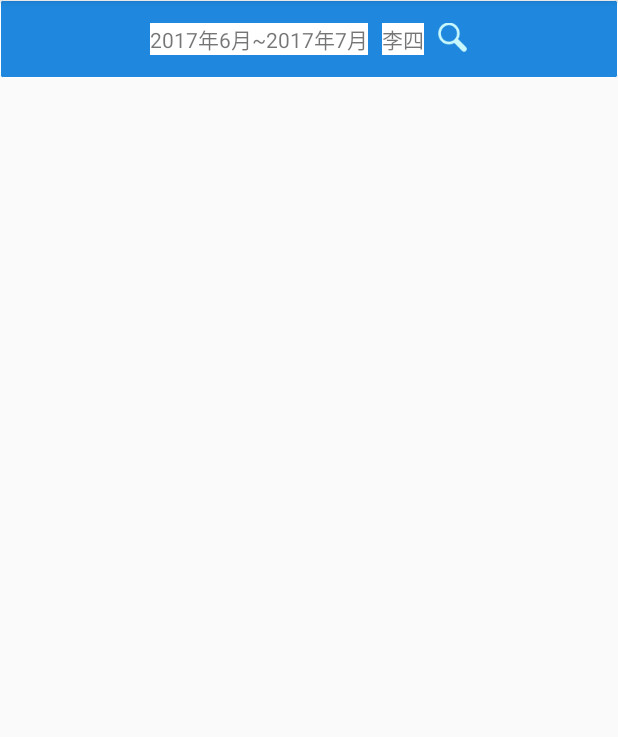
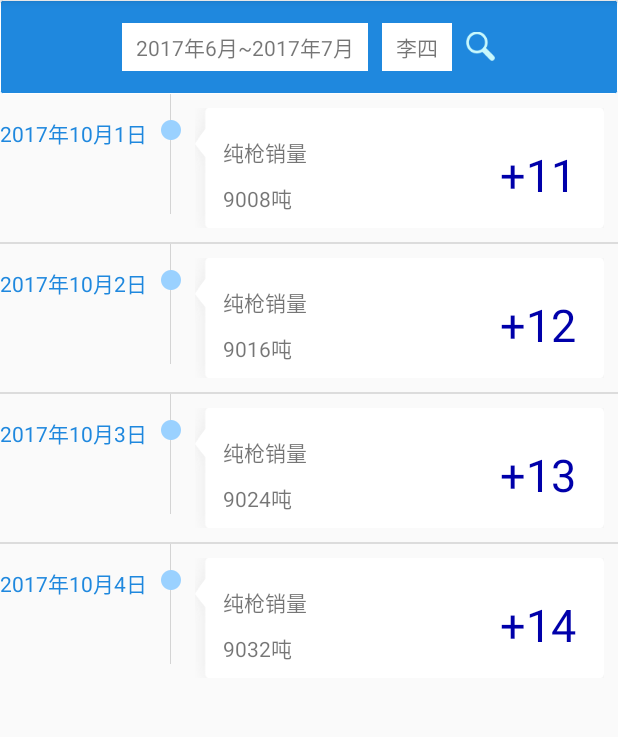
Before and after one commit to John-xxx/IntegralManage, an Android app: the fragment IntegralHistoryFragment shown on its own in the app's theme, on a phone screen of 412 x 824 dp, the part 84-821 px from its top. Run offline under Robolectric (Android 15) with nearby library versions, the phone set to English and light mode, and no system bars; our stand-ins replace ButterKnife.

Commit message:
处理点击效果以及细节问题

```diff
--- a/app/build.gradle
+++ b/app/build.gradle
@@ -3,6 +3,9 @@ apply plugin: 'com.android.application'
 android {
     compileSdkVersion 25
     buildToolsVersion "25.0.3"
+
+    aaptOptions.cruncherEnabled = false
+    aaptOptions.useNewCruncher = false
     defaultConfig {
         applicationId "com.yz.dl.integralmanage"
         minSdkVersion 14
@@ -10,6 +13,7 @@ android {
         versionCode 1
         versionName "1.0"
         testInstrumentationRunner "android.support.test.runner.AndroidJUnitRunner"
+
     }
     buildTypes {
         release {
--- /dev/null
+++ b/app/src/main/java/com/yz/dl/integralmanage/adapter/HistoryIntegralListAdapter.java
@@ -0,0 +1,64 @@
+package com.yz.dl.integralmanage.adapter;
+
+import android.content.Context;
+import android.view.View;
+import android.view.ViewGroup;
+import android.widget.TextView;
+
+import com.yz.dl.integralmanage.R;
+import com.yz.dl.integralmanage.base.IntrgralBaseAdapter;
+import com.yz.dl.integralmanage.bean.HistoryItemBean;
+
+import java.util.List;
+
+import butterknife.Bind;
+import butterknife.ButterKnife;
+
+/**
+ * 历史积分列表适配器
+ * Created by chaman on 2017/10/9.
+ */
+
+public class HistoryIntegralListAdapter extends IntrgralBaseAdapter {
+    public HistoryIntegralListAdapter(Context context, List data) {
+        super(context, data);
+    }
+
+    @Override
+    public View getView(int position, View view, ViewGroup viewGroup) {
+
+        ViewHolder viewHolder;
+
+        if (view == null) {
+            view = getInflater().inflate(R.layout.item_historyintegral_listview, null);
+            viewHolder = new ViewHolder(view);
+            view.setTag(viewHolder);
+        } else {
+            viewHolder = (ViewHolder) view.getTag();
+        }
+
+        HistoryItemBean historyItemBean = (HistoryItemBean) getData().get(position);
+
+
+        viewHolder.itemHistoryintegralDate.setText(historyItemBean.getDateTime());
+        viewHolder.itemHistoryintegralPoint.setText("+" + historyItemBean.getPoint());
+        viewHolder.itemHistoryintegralTypeName.setText(historyItemBean.getTypeName());
+        viewHolder.itemHistoryintegralTypeNum.setText(historyItemBean.getTypeNum());
+        return view;
+    }
+
+    static class ViewHolder {
+        @Bind(R.id.item_historyintegral_date)
+        TextView itemHistoryintegralDate;
+        @Bind(R.id.item_historyintegral_typeName)
+        TextView itemHistoryintegralTypeName;
+        @Bind(R.id.item_historyintegral_typeNum)
+        TextView itemHistoryintegralTypeNum;
+        @Bind(R.id.item_historyintegral_point)
+        TextView itemHistoryintegralPoint;
+
+        ViewHolder(View view) {
+            ButterKnife.bind(this, view);
+        }
+    }
+}
--- /dev/null
+++ b/app/src/main/java/com/yz/dl/integralmanage/bean/HistoryItemBean.java
@@ -0,0 +1,45 @@
+package com.yz.dl.integralmanage.bean;
+
+/**
+ * 历史积分列表实体类
+ * Created by chaman on 2017/10/9.
+ */
+
+public class HistoryItemBean {
+    String dateTime;
+    String typeName;
+    String typeNum;
+    int point;
+
+    public String getDateTime() {
+        return dateTime;
+    }
+
+    public void setDateTime(String dateTime) {
+        this.dateTime = dateTime;
+    }
+
+    public String getTypeName() {
+        return typeName;
+    }
+
+    public void setTypeName(String typeName) {
+        this.typeName = typeName;
+    }
+
+    public String getTypeNum() {
+        return typeNum;
+    }
+
+    public void setTypeNum(String typeNum) {
+        this.typeNum = typeNum;
+    }
+
+    public int getPoint() {
+        return point;
+    }
+
+    public void setPoint(int point) {
+        this.point = point;
+    }
+}
--- a/app/src/main/java/com/yz/dl/integralmanage/fragment/IntegralHistoryFragment.java
+++ b/app/src/main/java/com/yz/dl/integralmanage/fragment/IntegralHistoryFragment.java
@@ -14,10 +14,14 @@ import android.widget.TextView;
 import android.widget.Toast;
 
 import com.yz.dl.integralmanage.R;
+import com.yz.dl.integralmanage.adapter.HistoryIntegralListAdapter;
 import com.yz.dl.integralmanage.base.BaseFragment;
+import com.yz.dl.integralmanage.bean.HistoryItemBean;
+import com.yz.dl.integralmanage.bean.RankingBean;
 import com.yz.dl.integralmanage.ui.IntegralSearch;
 import com.yz.dl.integralmanage.view.ListViewForScrollView;
 
+import java.util.ArrayList;
 import java.util.Calendar;
 
 import butterknife.Bind;
@@ -45,8 +49,26 @@ public class IntegralHistoryFragment extends BaseFragment {
     private Calendar calendar;// 用来装日期的
     private DatePickerDialog dialog;
 
+    HistoryIntegralListAdapter historyIntegralListAdapter;
+    ArrayList<HistoryItemBean> list;
+
     @Override
     protected void TODO(View view, Bundle savedInstanceState) {
+
+        list = new ArrayList<>();
+        for (int i = 1; i < 5; i++) {
+            HistoryItemBean historyItemBean = new HistoryItemBean();
+            historyItemBean.setDateTime("2017年10月" + i + "日");
+            historyItemBean.setPoint(i+10);
+            historyItemBean.setTypeName("纯枪销量");
+            historyItemBean.setTypeNum(9000+i*8 + "吨");
+            list.add(historyItemBean);
+        }
+
+        historyIntegralListAdapter = new HistoryIntegralListAdapter(getActivity(),list);
+
+        integralhistoryList.setAdapter(historyIntegralListAdapter);
+
 
     }
 
--- a/app/src/main/res/layout/fragment_integralhistory.xml
+++ b/app/src/main/res/layout/fragment_integralhistory.xml
@@ -26,7 +26,11 @@
                     android:layout_width="wrap_content"
                     android:layout_height="wrap_content"
                     android:background="@color/white"
-                    android:orientation="horizontal">
+                    android:orientation="horizontal"
+                    android:paddingBottom="@dimen/most_use_paddingFive"
+                    android:paddingLeft="@dimen/most_use_paddingNine"
+                    android:paddingRight="@dimen/most_use_paddingNine"
+                    android:paddingTop="@dimen/most_use_paddingFive">
 
                     <TextView
                         android:id="@+id/integralhistory_fromDate"
@@ -53,12 +57,17 @@
                     android:layout_height="wrap_content"
                     android:layout_marginLeft="@dimen/most_use_paddingNine"
                     android:background="@color/white"
+                    android:paddingBottom="@dimen/most_use_paddingFive"
+                    android:paddingLeft="@dimen/most_use_paddingNine"
+                    android:paddingRight="@dimen/most_use_paddingNine"
+                    android:paddingTop="@dimen/most_use_paddingFive"
                     android:text="李四"/>
 
                 <ImageView
                     android:id="@+id/integralhistory_search"
                     android:layout_width="wrap_content"
                     android:layout_height="wrap_content"
+                    android:layout_gravity="center_vertical"
                     android:layout_marginLeft="@dimen/most_use_paddingNine"
                     android:src="@mipmap/search"/>
             </LinearLayout>
--- a/app/src/main/res/layout/item_historyintegral_listview.xml
+++ b/app/src/main/res/layout/item_historyintegral_listview.xml
@@ -3,22 +3,75 @@
                 android:layout_width="match_parent"
                 android:layout_height="match_parent">
 
+    <LinearLayout
+        android:id="@+id/item_historyintegral_layout1"
+        android:layout_width="wrap_content"
+        android:layout_height="wrap_content"
+        android:layout_alignParentLeft="true"
+        android:orientation="horizontal">
 
         <TextView
+            android:id="@+id/item_historyintegral_date"
             android:layout_width="wrap_content"
             android:layout_height="wrap_content"
-        android:layout_alignParentLeft="true"/>
+            android:layout_marginTop="@dimen/most_use_paddingFifteen"
+            android:text="2017年7月1日"
+            android:textColor="@color/color_title_bg"/>
 
 
         <ImageView
             android:layout_width="wrap_content"
-        android:layout_height="match_parent"/>
+            android:layout_height="wrap_content"
+            android:layout_marginLeft="@dimen/most_use_paddingNine"
+            android:background="@mipmap/lineup"/>
+    </LinearLayout>
+
+
+    <RelativeLayout
+        android:layout_width="match_parent"
+        android:layout_height="wrap_content"
+        android:layout_alignParentRight="true"
+        android:layout_marginLeft="@dimen/most_use_paddingNine"
+        android:layout_toRightOf="@id/item_historyintegral_layout1"
+        android:layout_marginRight="@dimen/most_use_paddingNine"
+        android:layout_marginBottom="@dimen/most_use_paddingNine"
+        android:layout_marginTop="@dimen/most_use_paddingNine"
+        android:gravity="center_vertical"
+        android:background="@mipmap/inputbg"
+        android:padding="@dimen/most_use_paddingNine">
 
         <LinearLayout
             android:layout_width="wrap_content"
             android:layout_height="wrap_content"
+            android:layout_alignParentLeft="true"
+            android:layout_centerVertical="true"
+            android:layout_marginLeft="@dimen/most_use_paddingNine"
             android:orientation="vertical">
 
+            <TextView
+                android:id="@+id/item_historyintegral_typeName"
+                android:layout_width="wrap_content"
+                android:layout_height="wrap_content"
+                android:text="纯枪销量"/>
+            <TextView
+                android:id="@+id/item_historyintegral_typeNum"
+                android:layout_width="wrap_content"
+                android:layout_height="wrap_content"
+                android:layout_marginTop="@dimen/most_use_paddingNine"
+                android:text="9000吨"/>
         </LinearLayout>
 
+        <TextView
+            android:id="@+id/item_historyintegral_point"
+            android:layout_width="wrap_content"
+            android:layout_height="wrap_content"
+            android:layout_alignParentRight="true"
+            android:layout_centerVertical="true"
+            android:layout_marginRight="@dimen/most_use_paddingNine"
+            android:text="+15"
+            android:textSize="@dimen/text_size_thirty"
+            android:textColor="@color/color_integral_person"/>
+
     </RelativeLayout>
+
+</RelativeLayout>
```
Also changed, not shown: app/src/main/res/mipmap-hdpi/inputbg.9.png (added), app/src/main/res/mipmap-hdpi/lineup.9.png (added). Lines whose indentation alone changed are shown as unchanged.
